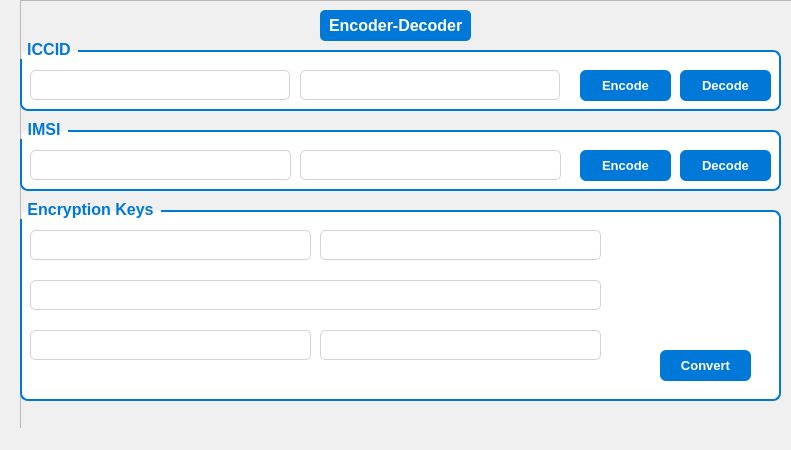
hamzaqureshi5/encoding, file gui/forms/mainV0.1.ui: the form before one commit.
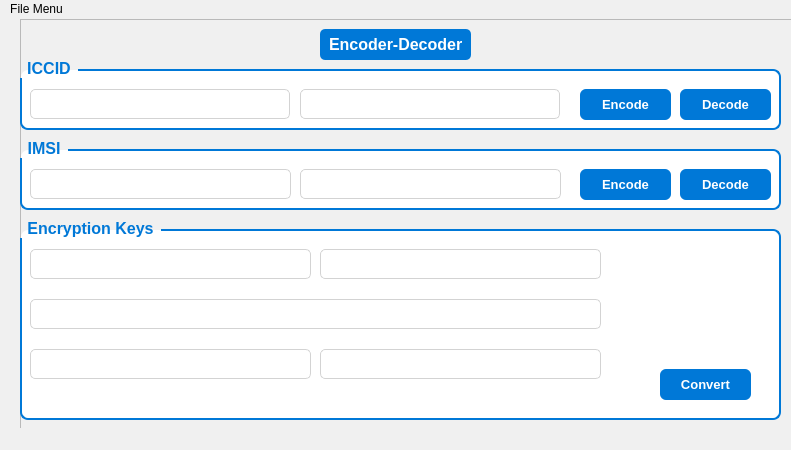
The form after the commit.

Commit message: Added check on K4 length

Diff of the .ui file:
```diff
--- a/gui/forms/mainV0.1.ui
+++ b/gui/forms/mainV0.1.ui
@@ -521,6 +521,14 @@
      <height>22</height>
     </rect>
    </property>
+   <widget class="QMenu" name="menuFile_Menu">
+    <property name="title">
+     <string>File Menu</string>
+    </property>
+    <addaction name="actionOpen"/>
+    <addaction name="actionExit"/>
+   </widget>
+   <addaction name="menuFile_Menu"/>
   </widget>
   <widget class="QStatusBar" name="statusbar"/>
  </widget>
```
Left out of the diff: 12 changed lines with no effect on the pictures. The commit also changes 2 other files.
